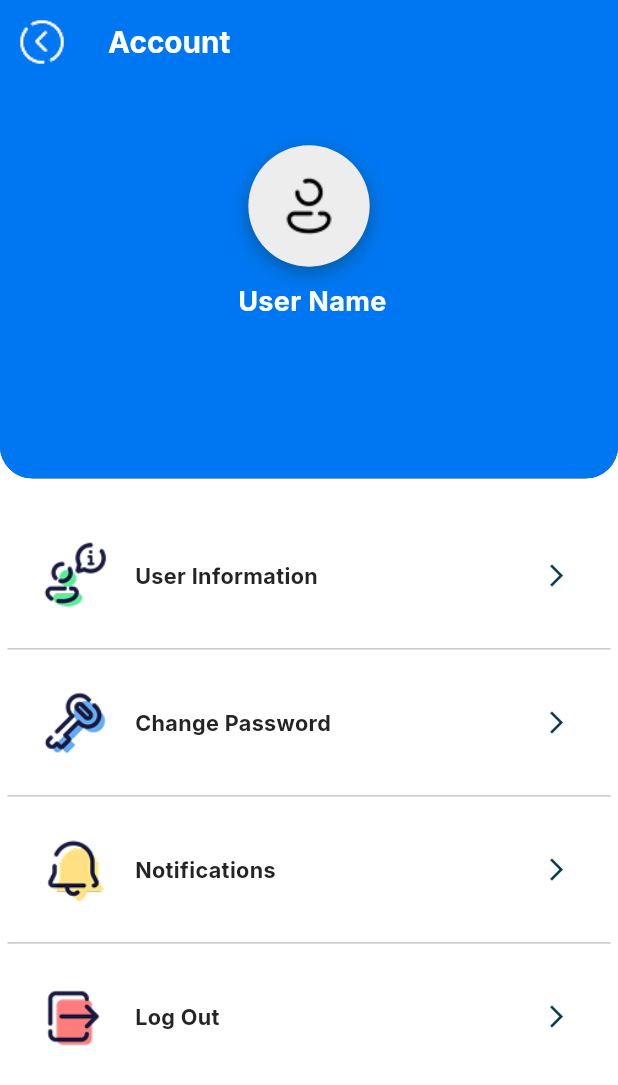
After one commit to mhmdMnwr/Dirassati, a Flutter app: the AccountPage screen opened directly, on a phone screen of 412 x 824 dp. The commit adds this screen. Shown: the top 1085 px of the screen. Run offline on Flutter 3.47's test engine with Material 3 defaults, Android fonts, the phone set to English and light mode, and no system bars; our stand-ins replace dio, flutter_bloc, flutter_screenutil, flutter_secure_storage, freezed_annotation, get_it and 4 more; missing offline and left inert: flutter_pdfview; accounts and stored records are empty; generated files the repository leaves out were written again.

Commit message:
feat: Implement Parent Account Page with User Information and Options
- Added AccountPage to manage user account settings and options.
- Created AccountHeader widget to display user name and avatar.
- Developed AccountOption widget for interactive account options like User Information, Change Password, Notifications, and Log Out.
- Integrated Shared Preferences for user session management on Log Out.
- Designed SemesterDetailPage to display semester grades with a detailed table.
- Introduced GradesTable widget to present subject grades in a structured format.
- Added SemesterDetailCard for displaying semester information and grades.
- Implemented SemesterPageTitle for displaying the semester and year with a close button.
- Included necessary assets for icons and images used in the UI.

```diff
--- a/lib/core/routing/routes.dart
+++ b/lib/core/routing/routes.dart
@@ -6,4 +6,5 @@ class Routes {
   static const String chooseSonScreen = '/chooseSonScreen';
   static const String studentProfilePage = '/studentProfilePage';
   static const String marksPage = '/marksPage';
+  static const String accountPage = '/accountPage';
 }
--- a/lib/core/theming/icons.dart
+++ b/lib/core/theming/icons.dart
@@ -33,4 +33,8 @@ class IconsManager {
       '$_basePath/justification_background.png';
   static const String justificationWait = '$_basePath/justification_wait.png';
   static const String justificationSent = '$_basePath/justification_sent.png';
+  static const String userInformation = '$_basePath/user_info.png';
+  static const String changePassword = '$_basePath/change_password.png';
+  static const String notifications = '$_basePath/notifications.png';
+  static const String logOut = '$_basePath/logout.png';
 }
--- /dev/null
+++ b/lib/features/Parent account/ui/parent_acount_page.dart
@@ -0,0 +1,106 @@
+import 'package:dirasati/core/helpers/extensions.dart';
+import 'package:dirasati/core/helpers/shared_pref_helper.dart';
+import 'package:dirasati/core/routing/routes.dart';
+import 'package:dirasati/core/theming/colors.dart';
+import 'package:dirasati/core/theming/icons.dart';
+import 'package:dirasati/core/theming/styles.dart';
+import 'package:dirasati/features/Parent%20account/ui/widget/account_header.dart';
+import 'package:dirasati/features/Parent%20account/ui/widget/account_option.dart';
+import 'package:dirasati/features/choose%20son/data/model/get_me_response.dart';
+import 'package:flutter/material.dart';
+import 'package:flutter_screenutil/flutter_screenutil.dart';
+
+class AccountPage extends StatelessWidget {
+  final UserData? parentModel;
+  const AccountPage({super.key, this.parentModel});
+
+  @override
+  Widget build(BuildContext context) {
+    // your list of options
+    final options = <AccountOption>[
+      AccountOption(
+        icon: IconsManager.userInformation,
+        title: 'User Information',
+        onTap: () {},
+      ),
+      AccountOption(
+        icon: IconsManager.changePassword,
+        title: 'Change Password',
+        onTap: () {},
+      ),
+      AccountOption(
+        icon: IconsManager.notifications,
+        title: 'Notifications',
+        onTap: () {},
+      ),
+      AccountOption(
+        icon: IconsManager.logOut,
+        title: 'Log Out',
+        onTap: () => _logOut(context),
+      ),
+    ];
+
+    return Scaffold(
+      // enable Material 3
+      backgroundColor: Colors.white,
+      body: CustomScrollView(
+        slivers: [
+          // ─────────── SliverAppBar with curved bottom ───────────
+          SliverAppBar(
+            pinned: true,
+            elevation: 0,
+            backgroundColor: ColorsManager.mainBlue,
+            expandedHeight: 355.h,
+            shape: RoundedRectangleBorder(
+              borderRadius: BorderRadius.vertical(
+                bottom: Radius.circular(24.r),
+              ),
+            ),
+            leading: _leadingIcon(context),
+            title: Text('Account', style: TextStyles.font22Whitebold),
+            flexibleSpace: FlexibleSpaceBar(
+              background: AccountHeader(
+                name:
+                    '${parentModel?.firstName ?? ''} ${parentModel?.lastName ?? 'User Name'}',
+              ),
+            ),
+          ),
+
+          SliverPadding(
+            padding: EdgeInsets.symmetric(vertical: 16.w),
+            sliver: SliverList(
+              delegate: SliverChildBuilderDelegate(
+                (ctx, i) {
+                  return Column(
+                    children: [
+                      options[i],
+                      if (i < options.length - 1)
+                        Divider(endIndent: 5.w, indent: 5.w, height: 1),
+                    ],
+                  );
+                },
+                childCount: options.length,
+              ),
+            ),
+          ),
+        ],
+      ),
+    );
+  }
+
+  Widget _leadingIcon(BuildContext context) {
+    return GestureDetector(
+      onTap: () => context.pop(),
+      child: Image.asset(
+        IconsManager.backButton,
+        height: 50.h,
+        width: 50.w,
+      ),
+    );
+  }
+
+  void _logOut(BuildContext context) {
+    SharedPrefHelper.clearAllData();
+    context.pushReplacementNamed(Routes.loginScreen);
+  }
+}
--- /dev/null
+++ b/lib/features/Parent account/ui/widget/account_header.dart
@@ -0,0 +1,61 @@
+import 'package:dirasati/core/helpers/spacing.dart';
+import 'package:dirasati/core/theming/colors.dart';
+import 'package:dirasati/core/theming/icons.dart';
+import 'package:dirasati/core/theming/styles.dart';
+import 'package:flutter/material.dart';
+import 'package:flutter_screenutil/flutter_screenutil.dart';
+
+class AccountHeader extends StatelessWidget {
+  final String name;
+  const AccountHeader({super.key, required this.name});
+
+  @override
+  Widget build(BuildContext context) {
+    return Container(
+      decoration: BoxDecoration(
+        color: ColorsManager.skyBlue,
+        borderRadius: BorderRadius.vertical(
+          bottom: Radius.circular(24.r),
+        ),
+      ),
+      child: SafeArea(
+        child: Column(
+          children: [
+            verticalSpace(120.h), // push avatar/name to bottom of the appbar
+            Container(
+              height: 90.h,
+              width: 90.w,
+              decoration: BoxDecoration(
+                shape: BoxShape.circle,
+                color: ColorsManager.lighterGray,
+                boxShadow: [
+                  BoxShadow(
+                    color: ColorsManager.mainBlue.withOpacity(0.5),
+                    blurRadius: 10,
+                    offset: Offset(0, 4),
+                  ),
+                ],
+              ),
+              child: Image.asset(
+                IconsManager.person,
+                width: 70.w,
+                height: 70.h,
+              ),
+            ),
+            verticalSpace(12),
+            SizedBox(
+              width: 200.w,
+              child: Text(
+                name,
+                textAlign: TextAlign.center,
+                maxLines: 3,
+                overflow: TextOverflow.ellipsis,
+                style: TextStyles.font20Whitebold,
+              ),
+            )
+          ],
+        ),
+      ),
+    );
+  }
+}
--- /dev/null
+++ b/lib/features/Parent account/ui/widget/account_option.dart
@@ -0,0 +1,46 @@
+import 'package:dirasati/core/helpers/spacing.dart';
+import 'package:dirasati/core/theming/colors.dart';
+import 'package:dirasati/core/theming/styles.dart';
+import 'package:flutter/material.dart';
+import 'package:flutter_screenutil/flutter_screenutil.dart';
+
+class AccountOption extends StatelessWidget {
+  final String icon;
+  final String title;
+  final VoidCallback onTap;
+
+  const AccountOption({
+    super.key,
+    required this.icon,
+    required this.title,
+    required this.onTap,
+  });
+
+  @override
+  Widget build(BuildContext context) {
+    return GestureDetector(
+      onTap: onTap,
+      child: Padding(
+        padding: EdgeInsets.symmetric(horizontal: 24.w, vertical: 4.h),
+        child: SizedBox(
+          height: 100.h,
+          child: Row(
+            children: [
+              Image.asset(icon, height: 50.h, width: 50.w),
+              horizontalSpace(16),
+              Expanded(
+                child: Text(title, style: TextStyles.font16BlackBold),
+              ),
+              Spacer(),
+              Padding(
+                padding: EdgeInsets.only(right: 8.0.w),
+                child: Icon(Icons.arrow_forward_ios,
+                    color: ColorsManager.mainBlue, size: 20.sp),
+              ),
+            ],
+          ),
+        ),
+      ),
+    );
+  }
+}
--- a/lib/features/marks/ui/widget/semestre_card.dart
+++ b/lib/features/marks/ui/widget/semestre_card.dart
@@ -1,5 +1,6 @@
 import 'package:dirasati/core/theming/colors.dart';
 import 'package:dirasati/core/theming/styles.dart';
+import 'package:dirasati/features/marks/ui/semester_details_page.dart';
 import 'package:flutter/material.dart';
 import 'package:flutter_screenutil/flutter_screenutil.dart';
 
@@ -11,7 +12,10 @@ class SemestreCard extends StatelessWidget {
   Widget build(BuildContext context) {
     return GestureDetector(
       onTap: () {
-        // handle semester tap logic here
+        showDialog(
+          context: context,
+          builder: (context) => const SemesterDetailPage(),
+        );
       },
       child: Padding(
         padding: EdgeInsets.only(bottom: 15.h),
--- a/lib/features/schedule/ui/schedule_page.dart
+++ b/lib/features/schedule/ui/schedule_page.dart
@@ -19,11 +19,11 @@ class SchedulePage extends StatelessWidget {
         crossAxisAlignment: CrossAxisAlignment.start,
         children: [
           ScheduleButton(
-              scheduleIcon: IconsManager.schedule,
+              scheduleIcon: IconsManager.dailySchedule,
               scheduleTitle: 'Daily Schedule'),
           verticalSpace(80),
           ScheduleButton(
-              scheduleIcon: IconsManager.schedule,
+              scheduleIcon: IconsManager.examSchedule,
               scheduleTitle: 'Exam Schedule'),
         ],
       ),
```
Also changed, not shown: lib/core/routing/app_router.dart (+6 -3 lines), lib/features/choose son/ui/choose_son_page.dart (+30 -1 lines), lib/features/choose son/ui/widgets/app_bar.dart (+39 -1 lines), lib/features/marks/ui/semester_details_page.dart (added, +64 -0 lines), lib/features/marks/ui/widget/grads_table.dart (added, +70 -0 lines), lib/features/marks/ui/widget/semester_details.dart (added, +70 -0 lines), lib/features/marks/ui/widget/semester_page_title.dart (added, +39 -0 lines), assets/images/change_password.png (added), assets/images/logout.png (added), assets/images/notifications.png (added), assets/images/user_info.png (added).
